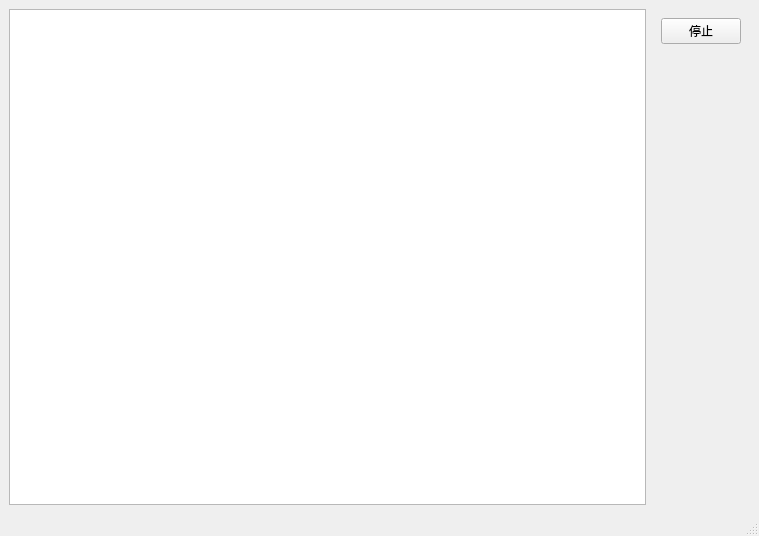
Before: the Qt Designer form ExamEase/mainwindow.ui in jjbrow/qt, drawn with Qt 5.
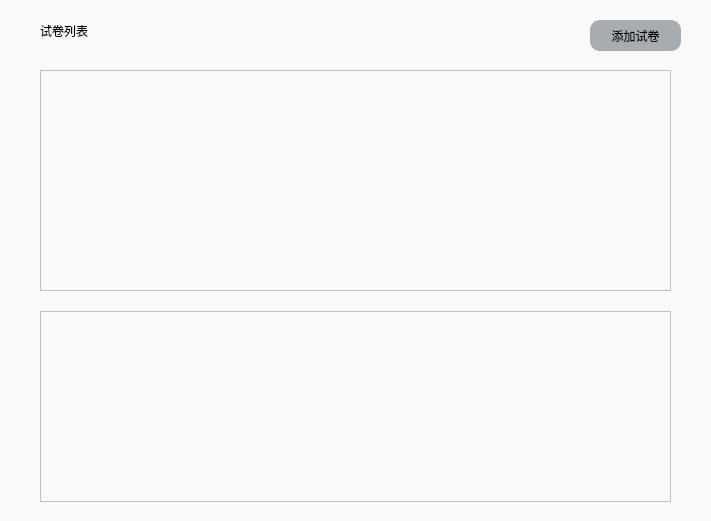
After: the same form once the commit is applied.

```diff
--- a/ExamEase/mainwindow.ui
+++ b/ExamEase/mainwindow.ui
@@ -6,78 +6,72 @@
    <rect>
     <x>0</x>
     <y>0</y>
-    <width>759</width>
-    <height>536</height>
+    <width>711</width>
+    <height>521</height>
    </rect>
   </property>
   <property name="windowTitle">
-   <string>LogService</string>
+   <string>ExamEase</string>
+  </property>
+  <property name="styleSheet">
+   <string notr="true">font: 10pt &quot;微软雅黑&quot;;
+background-color: rgb(249, 249, 249);</string>
   </property>
   <widget class="QWidget" name="centralwidget">
-   <layout class="QVBoxLayout" name="verticalLayout">
-    <item>
-     <widget class="QWidget" name="widget" native="true">
-      <layout class="QHBoxLayout" name="horizontalLayout">
-       <property name="leftMargin">
-        <number>0</number>
-       </property>
-       <property name="topMargin">
-        <number>0</number>
-       </property>
-       <property name="rightMargin">
-        <number>0</number>
-       </property>
-       <property name="bottomMargin">
-        <number>0</number>
-       </property>
-       <item>
-        <widget class="QTextBrowser" name="textBrowser"/>
-       </item>
-       <item>
-        <widget class="QWidget" name="widget_2" native="true">
-         <layout class="QVBoxLayout" name="verticalLayout_2">
-          <item>
-           <widget class="QPushButton" name="cease">
-            <property name="text">
-             <string>停止</string>
-            </property>
-           </widget>
-          </item>
-          <item>
-           <widget class="QWidget" name="widget_3" native="true">
-            <widget class="QLabel" name="stateLabel">
-             <property name="enabled">
-              <bool>true</bool>
-             </property>
+   <widget class="QPushButton" name="addPaper">
              <property name="geometry">
               <rect>
-               <x>10</x>
-               <y>0</y>
-               <width>51</width>
+      <x>590</x>
+      <y>20</y>
+      <width>91</width>
                <height>31</height>
               </rect>
              </property>
              <property name="styleSheet">
-              <string notr="true"/>
+     <string notr="true">font: 10pt &quot;微软雅黑&quot;;
+background-color: rgb(166, 172, 175);
+border-radius: 10px</string>
              </property>
              <property name="text">
-              <string/>
-             </property>
-            </widget>
-           </widget>
-          </item>
-         </layout>
-        </widget>
-       </item>
-      </layout>
-     </widget>
-    </item>
-   </layout>
-  </widget>
-  <widget class="QStatusBar" name="statusbar">
-   <property name="0" stdset="0">
-    <string/>
-   </property>
+     <string>添加试卷</string>
+    </property>
+   </widget>
+   <widget class="QLabel" name="label">
+    <property name="geometry">
+     <rect>
+      <x>40</x>
+      <y>10</y>
+      <width>101</width>
+      <height>41</height>
+     </rect>
+    </property>
+    <property name="styleSheet">
+     <string notr="true">font: 14pt &quot;微软雅黑&quot;;</string>
+    </property>
+    <property name="text">
+     <string>试卷列表</string>
+    </property>
+   </widget>
+   <widget class="QListView" name="listView">
+    <property name="geometry">
+     <rect>
+      <x>40</x>
+      <y>70</y>
+      <width>631</width>
+      <height>221</height>
+     </rect>
+    </property>
+   </widget>
+   <widget class="QTableView" name="tableView">
+    <property name="geometry">
+     <rect>
+      <x>40</x>
+      <y>311</y>
+      <width>631</width>
+      <height>191</height>
+     </rect>
+    </property>
+   </widget>
   </widget>
   <action name="action22">
    <property name="text">
```
Lines whose indentation alone changed are shown as unchanged.
